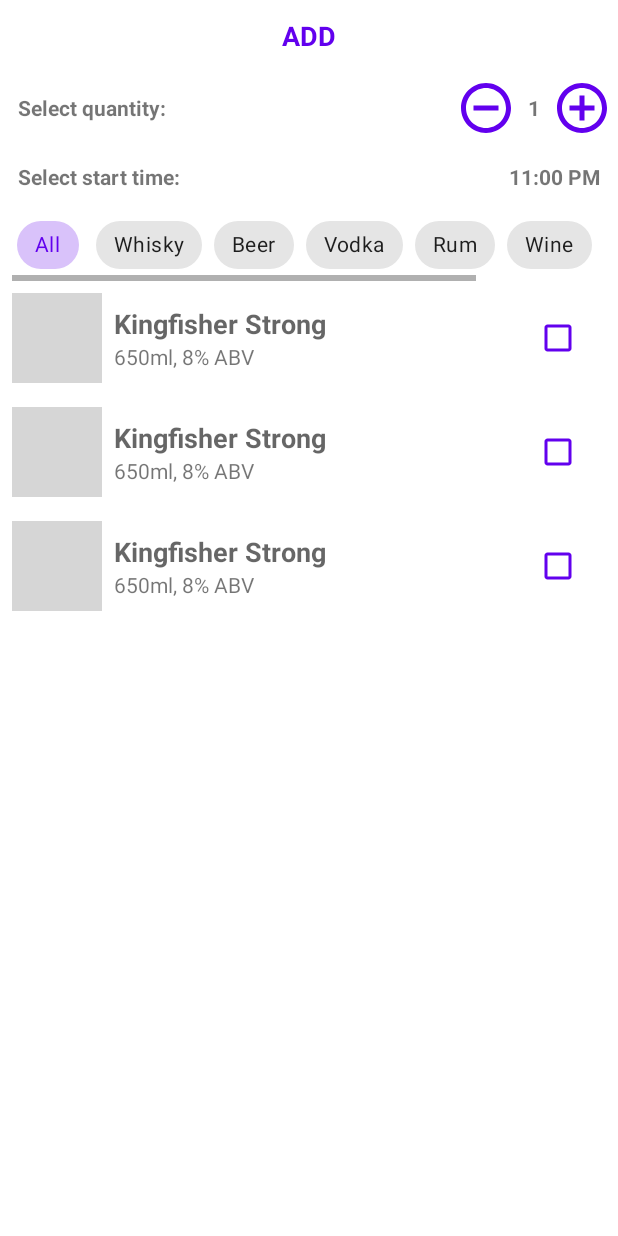
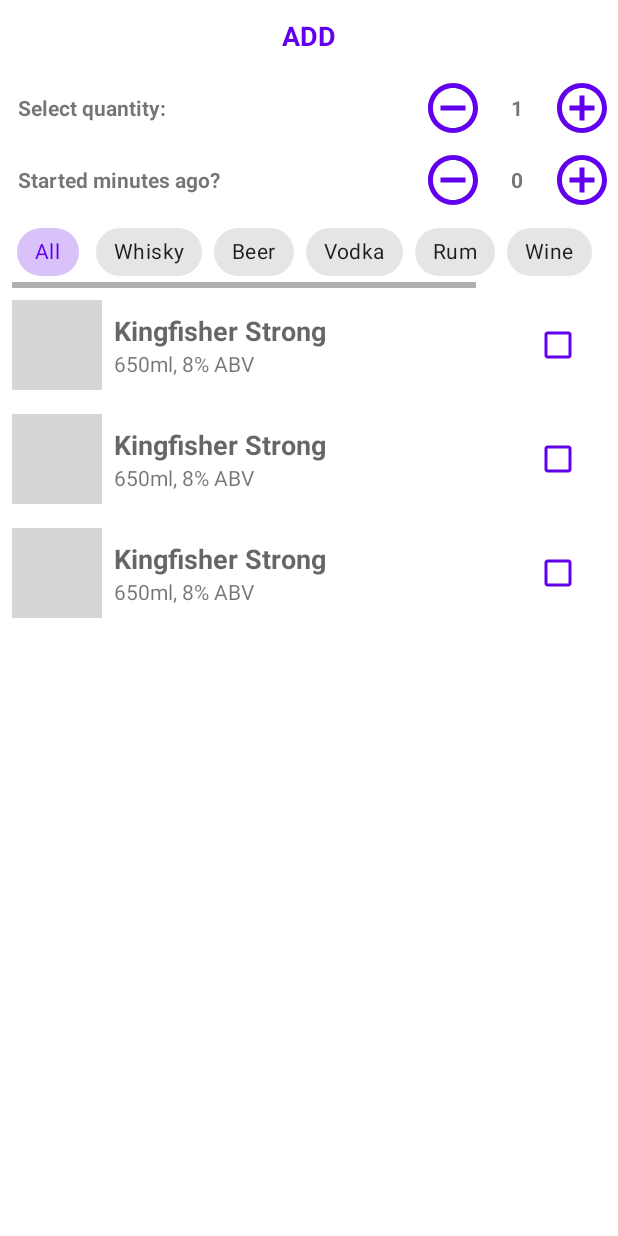
Before and after one commit to SameerShelarr/BloodAlcoholCalculator, an Android app: the layout fragment_add_drink_bottom_sheet_dialog.xml on its own in the app's theme, with its tools: preview values and no code run, on a phone screen of 412 x 824 dp. Run offline under Robolectric (Android 15) with nearby library versions, the phone set to English and light mode, and no system bars; grey boxes are pictures that could not be loaded.

Commit message:
Changes in the start time selection, Modified ABV calculation to consider start time.

```diff
--- a/app/src/main/java/com/sameershelar/bloodalcoholcalculator/data/Drink.kt
+++ b/app/src/main/java/com/sameershelar/bloodalcoholcalculator/data/Drink.kt
@@ -16,6 +16,7 @@
     val abv: Double,
     val imageResId: Int = -1,
     var isSelected: Boolean = false,
+    var startedMinsAgo: Int = 0,
     @PrimaryKey(autoGenerate = true)
     val id: Int = 0,
 ) : Parcelable
--- a/app/src/main/res/layout/fragment_add_drink_bottom_sheet_dialog.xml
+++ b/app/src/main/res/layout/fragment_add_drink_bottom_sheet_dialog.xml
@@ -44,7 +44,7 @@
                 android:textStyle="bold" />
 
             <androidx.appcompat.widget.AppCompatImageView
-                android:id="@+id/decrement_button"
+                android:id="@+id/decrement_qty_button"
                 android:layout_width="40dp"
                 android:layout_height="40dp"
                 android:layout_gravity="center_vertical"
@@ -53,15 +53,16 @@
 
             <androidx.appcompat.widget.AppCompatTextView
                 android:id="@+id/qty_text"
-                android:layout_width="wrap_content"
+                android:layout_width="30dp"
                 android:layout_height="wrap_content"
                 android:layout_gravity="center_vertical"
                 android:layout_margin="8dp"
+                android:gravity="center"
                 android:text="1"
                 android:textStyle="bold" />
 
             <androidx.appcompat.widget.AppCompatImageView
-                android:id="@+id/increment_button"
+                android:id="@+id/increment_qty_button"
                 android:layout_width="40dp"
                 android:layout_height="40dp"
                 android:layout_gravity="center_vertical"
@@ -74,7 +75,6 @@
             android:id="@+id/select_start_time_layout"
             android:layout_width="match_parent"
             android:layout_height="wrap_content"
-            android:background="?selectableItemBackground"
             android:padding="4dp"
             app:layout_constraintEnd_toEndOf="parent"
             app:layout_constraintStart_toStartOf="parent"
@@ -83,18 +83,37 @@
             <androidx.appcompat.widget.AppCompatTextView
                 android:layout_width="wrap_content"
                 android:layout_height="wrap_content"
+                android:layout_gravity="center_vertical"
                 android:layout_margin="8dp"
                 android:layout_weight="1"
-                android:text="@string/started_at_time"
+                android:text="Started minutes ago?"
                 android:textStyle="bold" />
+
+            <androidx.appcompat.widget.AppCompatImageView
+                android:id="@+id/decrement_start_time_button"
+                android:layout_width="40dp"
+                android:layout_height="40dp"
+                android:layout_gravity="center_vertical"
+                android:background="?selectableItemBackgroundBorderless"
+                android:src="@drawable/ic_remove_circle" />
 
             <androidx.appcompat.widget.AppCompatTextView
                 android:id="@+id/start_time_text"
-                android:layout_width="wrap_content"
+                android:layout_width="30dp"
                 android:layout_height="wrap_content"
+                android:layout_gravity="center_vertical"
                 android:layout_margin="8dp"
-                android:textStyle="bold"
-                tools:text="11:00 PM" />
+                android:gravity="center"
+                android:text="0"
+                android:textStyle="bold" />
+
+            <androidx.appcompat.widget.AppCompatImageView
+                android:id="@+id/increment_start_time_button"
+                android:layout_width="40dp"
+                android:layout_height="40dp"
+                android:layout_gravity="center_vertical"
+                android:background="?selectableItemBackgroundBorderless"
+                android:src="@drawable/ic_add_circle" />
 
         </androidx.appcompat.widget.LinearLayoutCompat>
 
```
Also changed, not shown: app/src/main/java/com/sameershelar/bloodalcoholcalculator/ui/AddDrinkBottomSheetDialog.kt (+13 -35 lines), app/src/main/java/com/sameershelar/bloodalcoholcalculator/vm/BACalculatorViewModel.kt (+17 -1 lines).
